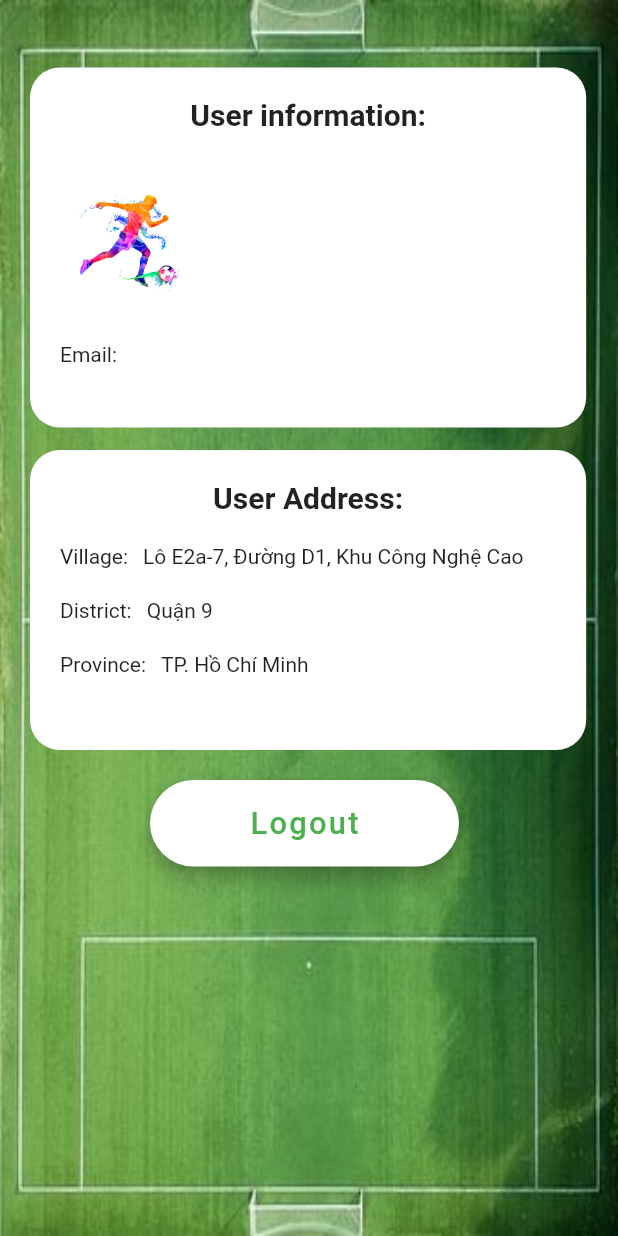
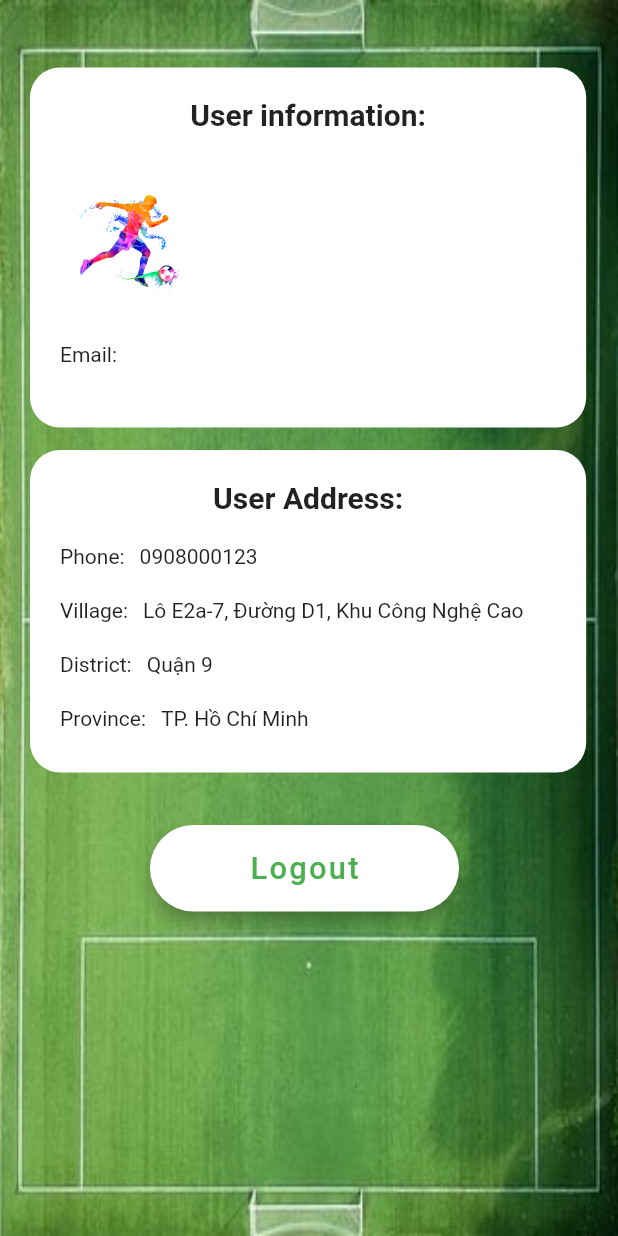
Before and after one commit to tult1803/HCI, a Flutter app: the ProfilePage widget shown alone on an empty page, opened directly, on a phone screen of 412 x 824 dp. Run offline on Flutter 3.47's test engine with Material 2 defaults, Android fonts, the phone set to English and light mode, and no system bars; our stand-ins replace curved_navigation_bar, email_validator, firebase_auth, firebase_core, flutter_datetime_picker, font_awesome_flutter and 4 more; accounts and stored records are empty.

Commit message:
Fix Profile Page

```diff
--- a/football_manager/lib/view/profile.dart
+++ b/football_manager/lib/view/profile.dart
@@ -73,7 +73,7 @@ class _ProfilePageState extends State<ProfilePage> {
       top: 280,
       child: Container(
         margin: EdgeInsets.all(20),
-        height: 200,
+        height: 215,
         width: MediaQuery.of(context).size.width * 0.90,
         decoration: BoxDecoration(
             color: Colors.white, borderRadius: BorderRadius.circular(20)),
@@ -85,6 +85,19 @@ class _ProfilePageState extends State<ProfilePage> {
               Text(
                 "User Address:",
                 style: TextStyle(fontWeight: FontWeight.bold, fontSize: 20),
+              ),
+              SizedBox(
+                height: 20,
+              ),
+              Row(
+                crossAxisAlignment: CrossAxisAlignment.start,
+                children: <Widget>[
+                  Text("Phone:"),
+                  SizedBox(
+                    width: 10,
+                  ),
+                  Expanded(child: Text("0908000123", overflow: TextOverflow.fade,)),
+                ],
               ),
               SizedBox(
                 height: 20,
@@ -134,7 +147,7 @@ class _ProfilePageState extends State<ProfilePage> {
 
   Widget _btnLogout() {
     return Positioned(
-      top: 420,
+      top: 450,
       child: Container(
         margin: EdgeInsets.all(100),
         child: Row(
```
